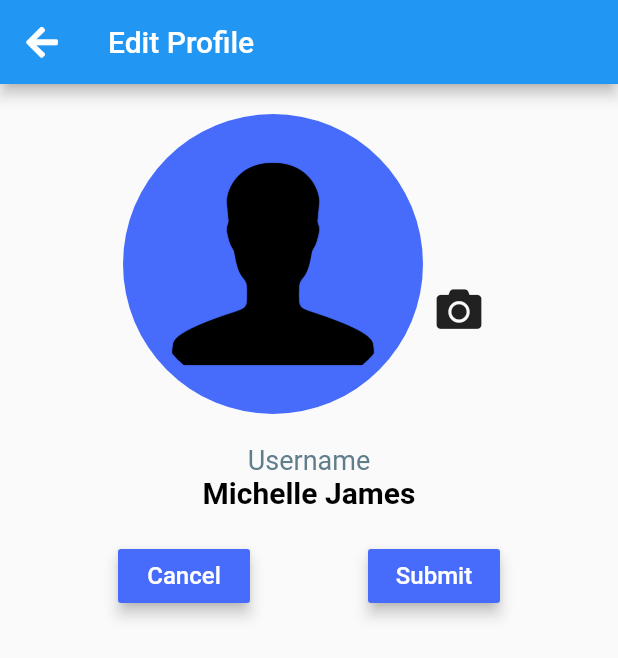
After one commit to Diewrine/Projet_trans_dic2, a Flutter app: the ProfilePage screen opened directly, on a phone screen of 412 x 824 dp. The commit adds this screen. Shown: the top 658 px of the screen. Run offline on Flutter 3.47's test engine with Material 2 defaults, Android fonts, the phone set to English and light mode, and no system bars; our stand-ins replace cloud_firestore, firebase_auth, firebase_storage, flutter_spinkit, font_awesome_flutter, image_picker and 1 more; missing offline and left inert: qr_code_scanner; accounts and stored records are empty.

Commit message:
user profile Image done

```diff
--- a/lib/models/user.dart
+++ b/lib/models/user.dart
@@ -11,6 +11,7 @@ class UserData {
   final String dept;
   final String fullname;
   final String jobFunction;
+  final String urlPhoto;
   final double pMoney;
 
   UserData(
@@ -20,5 +21,6 @@ class UserData {
       this.dept,
       this.fullname,
       this.jobFunction,
+      this.urlPhoto,
       this.pMoney});
 }
--- a/lib/screens/home/homePageWidget.dart
+++ b/lib/screens/home/homePageWidget.dart
@@ -16,7 +16,7 @@ class _HomePageState extends State<HomePage> {
   @override
   Widget build(BuildContext context) {
     final user = Provider.of<User>(context);
-    //return StreamBuilder<EtudiantData>(
+
     return StreamBuilder<UserData>(
         stream: DatabaseService(uid: user.uid).userData,
         builder: (context, snapshot) {
@@ -103,9 +103,7 @@ class _HomePageState extends State<HomePage> {
 
                   // Menu item
                   Container(
-                    // padding: EdgeInsets.only(top: 30.0, right: 10.0, left: 10.0),
                     padding: EdgeInsets.symmetric(vertical: 50, horizontal: 10),
-                    //margin: EdgeInsets.only(top: 100),
                     child: SingleChildScrollView(child: MenuItem()),
                   )
                 ],
--- a/lib/screens/home/widgets/EditProfil/widgets/editChefDeptProfil.dart
+++ b/lib/screens/home/widgets/EditProfil/widgets/editChefDeptProfil.dart
@@ -90,6 +90,7 @@ class _EditChefDeptProfilState extends State<EditChefDeptProfil> {
                         currentDepartment ?? user.dept,
                         user.classe,
                         user.pMoney,
+                        user.urlPhoto,
                         user.accountActivated);
                   }
                   Navigator.pop(context);
--- a/lib/screens/home/widgets/EditProfil/widgets/editComptableOwnProfil.dart
+++ b/lib/screens/home/widgets/EditProfil/widgets/editComptableOwnProfil.dart
@@ -59,6 +59,7 @@ class _EditComptableProfilState extends State<EditComptableProfil> {
                         user.dept,
                         user.classe,
                         user.pMoney,
+                        user.urlPhoto,
                         user.accountActivated);
                   }
                   Navigator.pop(context);
--- a/lib/screens/home/widgets/EditProfil/widgets/editEtudiantOwnForm.dart
+++ b/lib/screens/home/widgets/EditProfil/widgets/editEtudiantOwnForm.dart
@@ -79,6 +79,7 @@ class _EditEtudiantOwnFormState extends State<EditEtudiantOwnForm> {
                         currentDepartment ?? user.dept,
                         currentClasse ?? user.classe,
                         user.pMoney,
+                        user.urlPhoto,
                         user.accountActivated);
                   }
                   Navigator.pop(context);
--- a/lib/screens/home/widgets/EditProfil/widgets/editProfOwnProfil.dart
+++ b/lib/screens/home/widgets/EditProfil/widgets/editProfOwnProfil.dart
@@ -11,7 +11,7 @@ class EditProfProfil extends StatefulWidget {
 }
 
 class _EditProfProfilState extends State<EditProfProfil> {
- final UserData user;
+  final UserData user;
   _EditProfProfilState(this.user);
   final _formKey = GlobalKey<FormState>();
 
@@ -89,6 +89,7 @@ class _EditProfProfilState extends State<EditProfProfil> {
                         currentDepartment ?? user.dept,
                         user.classe,
                         user.pMoney,
+                        user.urlPhoto,
                         user.accountActivated);
                   }
                   Navigator.pop(context);
--- /dev/null
+++ b/lib/screens/home/widgets/profileImage/imageProfile.dart
@@ -0,0 +1,212 @@
+import 'package:dic2_project_trans/services/database.dart';
+import 'package:firebase_auth/firebase_auth.dart';
+import 'package:flutter/material.dart';
+import 'package:font_awesome_flutter/font_awesome_flutter.dart';
+import 'package:image_picker/image_picker.dart';
+import 'package:firebase_storage/firebase_storage.dart';
+import 'dart:io';
+//import 'package:path/path.dart';
+
+class ProfilePage extends StatefulWidget {
+  @override
+  _ProfilePageState createState() => _ProfilePageState();
+}
+
+class _ProfilePageState extends State<ProfilePage> {
+  DatabaseService databaseService = new DatabaseService();
+
+  final FirebaseAuth auth = FirebaseAuth.instance;
+  void returnUid() async {
+    final FirebaseUser user = await auth.currentUser();
+    setState(() {
+      uid = user.uid;
+    });
+  }
+
+  @override
+  void initState() {
+    returnUid();
+    super.initState();
+  }
+
+  String uid;
+  String url;
+
+  File _image;
+
+  @override
+  Widget build(BuildContext context) {
+    Future getImage() async {
+      var image = await ImagePicker.pickImage(source: ImageSource.gallery);
+
+      setState(() {
+        _image = image;
+        print('Image Path $_image');
+      });
+    }
+
+    Future uploadPic(BuildContext context) async {
+      //String fileName = basename(_image.path);
+      try {
+        StorageReference firebaseStorageRef =
+            FirebaseStorage.instance.ref().child(uid);
+        StorageUploadTask uploadTask = firebaseStorageRef.putFile(_image);
+        StorageTaskSnapshot taskSnapshot = await uploadTask.onComplete;
+
+        dynamic dowurl = await taskSnapshot.ref.getDownloadURL();
+
+        setState(() {
+          url = dowurl;
+          print("Profile Picture uploaded");
+          Scaffold.of(context).showSnackBar(
+              SnackBar(content: Text('Profile Picture Uploaded')));
+        });
+        return true;
+      } catch (e) {
+        print(e.toString());
+        return null;
+      }
+    }
+
+    return Scaffold(
+      appBar: AppBar(
+        leading: IconButton(
+            icon: Icon(FontAwesomeIcons.arrowLeft),
+            onPressed: () {
+              // dynamic result = databaseService.updatePhoto(url);
+              // if (result != null) {
+              //   print("ok");
+              // } else {
+              //   print("echec");
+              // }
+              Navigator.pop(context);
+            }),
+        title: Text('Edit Profile'),
+      ),
+      body: SingleChildScrollView(
+        child: Builder(
+          builder: (context) => Container(
+            child: Column(
+              mainAxisAlignment: MainAxisAlignment.start,
+              children: <Widget>[
+                SizedBox(
+                  height: 20.0,
+                ),
+                Row(
+                  mainAxisAlignment: MainAxisAlignment.center,
+                  children: <Widget>[
+                    Align(
+                      alignment: Alignment.center,
+                      child: CircleAvatar(
+                        radius: 100,
+                        backgroundColor: Color(0xff476cfb),
+                        child: ClipOval(
+                          child: new SizedBox(
+                            width: 180.0,
+                            height: 180.0,
+                            child: (_image != null)
+                                ? Image.file(
+                                    _image,
+                                    fit: BoxFit.fill,
+                                  )
+                                : Image.asset(
+                                    "assets/iconProfil.png",
+                                    fit: BoxFit.fill,
+                                  ),
+                          ),
+                        ),
+                      ),
+                    ),
+                    Padding(
+                      padding: EdgeInsets.only(top: 60.0),
+                      child: IconButton(
+                        icon: Icon(
+                          FontAwesomeIcons.camera,
+                          size: 30.0,
+                        ),
+                        onPressed: () {
+                          getImage();
+                        },
+                      ),
+                    ),
+                  ],
+                ),
+                SizedBox(
+                  height: 20.0,
+                ),
+                Row(
+                  mainAxisAlignment: MainAxisAlignment.spaceEvenly,
+                  children: <Widget>[
+                    Align(
+                      alignment: Alignment.centerLeft,
+                      child: Container(
+                        child: Column(
+                          children: <Widget>[
+                            Align(
+                              alignment: Alignment.centerLeft,
+                              child: Text('Username',
+                                  style: TextStyle(
+                                      color: Colors.blueGrey, fontSize: 18.0)),
+                            ),
+                            Align(
+                              alignment: Alignment.centerLeft,
+                              child: Text('Michelle James',
+                                  style: TextStyle(
+                                      color: Colors.black,
+                                      fontSize: 20.0,
+                                      fontWeight: FontWeight.bold)),
+                            ),
+                          ],
+                        ),
+                      ),
+                    ),
+                  ],
+                ),
+                SizedBox(
+                  height: 20.0,
+                ),
+                Row(
+                  mainAxisAlignment: MainAxisAlignment.spaceEvenly,
+                  children: <Widget>[
+                    RaisedButton(
+                      color: Color(0xff476cfb),
+                      onPressed: () {
+                        Navigator.of(context).pop();
+                      },
+                      elevation: 4.0,
+                      splashColor: Colors.blueGrey,
+                      child: Text(
+                        'Cancel',
+                        style: TextStyle(color: Colors.white, fontSize: 16.0),
+                      ),
+                    ),
+                    RaisedButton(
+                      color: Color(0xff476cfb),
+                      onPressed: () async {
+                        dynamic resultRequest = await uploadPic(context);
+                        if (resultRequest != null) {
+                          dynamic result = databaseService.updatePhoto(url);
+                          if (result != null) {
+                            print("ok");
+                          } else {
+                            print("echec");
+                          }
+                        }
+                      },
+                      elevation: 4.0,
+                      splashColor: Colors.blueGrey,
+                      child: Text(
+                        'Submit',
+                        style: TextStyle(color: Colors.white, fontSize: 16.0),
+                      ),
+                    ),
+                  ],
+                )
+              ],
+            ),
+          ),
+        ),
+      ),
+    );
+  }
+}
--- a/lib/services/auth.dart
+++ b/lib/services/auth.dart
@@ -46,6 +46,7 @@ class AuthService {
         dept = dept,
         classe = classe,
         pMoney = pMoney,
+        null,
         false,
       );
 
--- a/pubspec.yaml
+++ b/pubspec.yaml
@@ -37,6 +37,8 @@ dependencies:
   flutter_spinkit: "^4.0.0"
   qr_flutter: ^3.2.0
   qr_code_scanner:
+  image_picker: ^0.5.3+1
+  firebase_storage:
 
 dev_dependencies:
   flutter_test:
```
Also changed, not shown: lib/screens/home/widgets/displayedPage/etuDisplayedPage.dart (+9 -1 lines), lib/screens/home/widgets/userProfilImageView.dart (+19 -1 lines), lib/services/database.dart (+20 -1 lines), assets/iconProfil.png (added), pubspec.lock.
